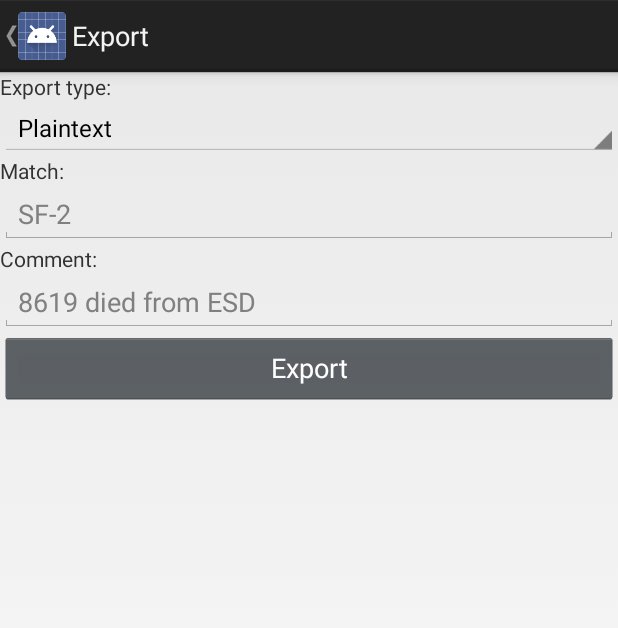
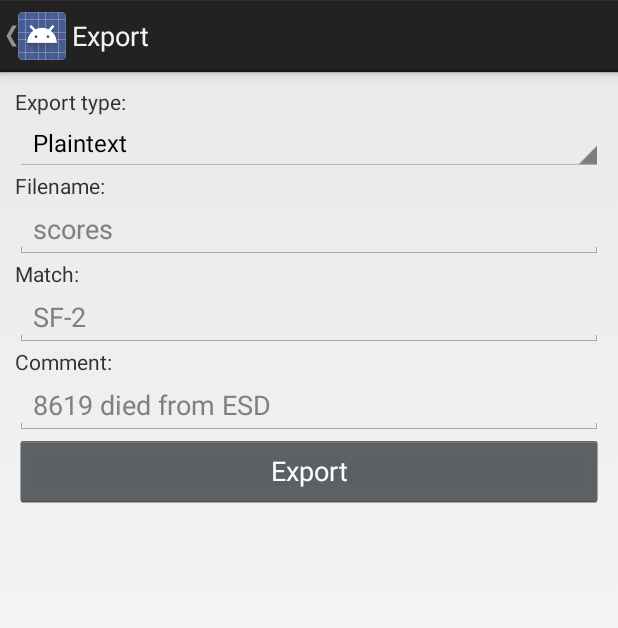
Before and after one commit to FROGbots-4634/Relic-Recovery-Scorer, an Android app: the ExportActivity screen opened directly, with no data from a screen before it, on a phone screen of 412 x 824 dp. Shown: the top 628 px of the screen. Run offline under Robolectric (Android 15) with nearby library versions, the phone set to English and light mode, and no system bars.

Commit message:
implement CSV new and plaintext export with export activity

```diff
--- /dev/null
+++ b/app/src/main/java/net/frogbots/relicrecoveryscorecalculator/backend/export/csv/CsvCommon.java
@@ -0,0 +1,5 @@
+package net.frogbots.relicrecoveryscorecalculator.backend.export.csv;
+
+public class CsvCommon
+{
+}
--- a/app/src/main/java/net/frogbots/relicrecoveryscorecalculator/ui/ExportActivity.java
+++ b/app/src/main/java/net/frogbots/relicrecoveryscorecalculator/ui/ExportActivity.java
@@ -9,14 +9,15 @@ import android.view.View;
 import android.widget.AdapterView;
 import android.widget.ArrayAdapter;
 import android.widget.Button;
+import android.widget.EditText;
 import android.widget.Spinner;
+import android.widget.TextView;
 import net.frogbots.relicrecoveryscorecalculator.R;
 import net.frogbots.relicrecoveryscorecalculator.backend.Scores;
 import net.frogbots.relicrecoveryscorecalculator.backend.export.Export;
 import net.frogbots.relicrecoveryscorecalculator.backend.export.ExportBundle;
 import net.frogbots.relicrecoveryscorecalculator.backend.export.ExportDirAdapter;
 import net.frogbots.relicrecoveryscorecalculator.backend.export.ExportType;
-
 import java.io.File;
 import java.io.IOException;
 
@@ -24,6 +25,11 @@ public class ExportActivity extends Activity
 {
     Spinner typeSpinner;
     ArrayAdapter<CharSequence> typeAdapter;
+
+    EditText commentTxtView;
+    EditText matchTxtView;
+    EditText filenameEditText;
+    TextView filenameHeader;
 
     ProgressDialog progressDialog;
     Button exportButton;
@@ -37,6 +43,10 @@ public class ExportActivity extends Activity
         super.onCreate(savedInstanceState);
         setContentView(R.layout.activity_export);
 
+        commentTxtView = (EditText) findViewById(R.id.commentTextView);
+        matchTxtView = (EditText) findViewById(R.id.matchTextView);
+        filenameEditText = (EditText) findViewById(R.id.filenameEditTet);
+        filenameHeader = (TextView) findViewById(R.id.filenameHeader);
         exportButton = (Button) findViewById(R.id.exportButton);
         typeSpinner = (Spinner) findViewById(R.id.typeSpinner);
         setupTypeSpinner();
@@ -60,10 +70,10 @@ public class ExportActivity extends Activity
                 ExportBundle bundle = new ExportBundle();
                 bundle.activity = ExportActivity.this;
                 bundle.exportType = exportType;
-                bundle.match = "Q-37";
-                bundle.comment = "8619 died from ESD";
+                bundle.match = matchTxtView.getText().toString();
+                bundle.comment = commentTxtView.getText().toString();
                 bundle.scores = scores;
-                bundle.filename = "hellu";
+                bundle.filename = filenameEditText.getText().toString();
 
                 Export.exportWithPermissionsWrapper(bundle);
             }
@@ -132,14 +142,22 @@ public class ExportActivity extends Activity
             {
                 if(pos == 0) //Plaintext
                 {
+                    handleFilenameVisibility(false);
                     exportType = ExportType.PLAINTEXT;
                 }
                 else if(pos == 1) //CSV
                 {
+                    handleFilenameVisibility(false);
+                    exportType = ExportType.CSVnew;
+                }
+                else if(pos == 2) //CSV add to existing
+                {
+                    handleFilenameVisibility(true);
                     exportType = ExportType.CSV;
                 }
-                else if(pos == 2) //Google sheets
+                else if(pos == 3) //Google sheets
                 {
+                    handleFilenameVisibility(false);
                     typeSpinner.setSelection(1);
                     exportType = ExportType.GOOGLE_SHEETS;
                 }
@@ -152,4 +170,18 @@ public class ExportActivity extends Activity
             }
         });
     }
+
+    private void handleFilenameVisibility(boolean b)
+    {
+        if(b)
+        {
+            filenameHeader.setVisibility(View.GONE);
+            filenameEditText.setVisibility(View.GONE);
+        }
+        else
+        {
+            filenameHeader.setVisibility(View.VISIBLE);
+            filenameEditText.setVisibility(View.VISIBLE);
+        }
+    }
 }
--- a/app/src/main/java/net/frogbots/relicrecoveryscorecalculator/ui/MainActivity.java
+++ b/app/src/main/java/net/frogbots/relicrecoveryscorecalculator/ui/MainActivity.java
@@ -807,10 +807,10 @@ public class MainActivity extends Activity
 
         else if (id == R.id.exportMenuItem)
         {
-            ExportScores.exportWithPermissionsWrapper(this);
-            /*Intent intent = new Intent(this, ExportActivity.class);
+            //ExportScores.exportWithPermissionsWrapper(this);
+            Intent intent = new Intent(this, ExportActivity.class);
             startActivity(intent);
-            return true;*/
+            return true;
         }
 
         else if (id == R.id.exitMenuItem)
--- a/app/src/main/res/layout/activity_export.xml
+++ b/app/src/main/res/layout/activity_export.xml
@@ -5,6 +5,7 @@
     xmlns:android="http://schemas.android.com/apk/res/android">
 
     <LinearLayout
+        android:layout_margin="10dp"
         android:layout_width="match_parent"
         android:layout_height="match_parent"
         android:orientation="vertical">
@@ -21,13 +22,26 @@
             android:layout_height="wrap_content"/>
 
         <TextView
+            android:id="@+id/filenameHeader"
+            android:layout_width="wrap_content"
+            android:layout_height="wrap_content"
+            android:text="Filename:"/>
+
+        <EditText
+            android:id="@+id/filenameEditTet"
+            android:layout_width="match_parent"
+            android:layout_height="wrap_content"
+            android:inputType="textMultiLine"
+            android:hint="scores"/>
+
+        <TextView
             android:id="@+id/textView4"
             android:layout_width="wrap_content"
             android:layout_height="wrap_content"
             android:text="Match:"/>
 
         <EditText
-            android:id="@+id/editText2"
+            android:id="@+id/matchTextView"
             android:layout_width="match_parent"
             android:layout_height="wrap_content"
             android:inputType="textMultiLine"
@@ -40,7 +54,7 @@
             android:text="Comment:"/>
 
         <EditText
-            android:id="@+id/editText"
+            android:id="@+id/commentTextView"
             android:layout_width="match_parent"
             android:layout_height="wrap_content"
             android:inputType="textMultiLine"
--- a/app/src/main/res/values/exportTypeSpinnerOptions.xml
+++ b/app/src/main/res/values/exportTypeSpinnerOptions.xml
@@ -2,7 +2,8 @@
 <resources>
     <string-array name="exportTypeOptions">
         <item>Plaintext</item>
-        <item>CSV</item>
+        <item>CSV (new)</item>
+        <item>CSV (add to existing)</item>
         <item>Google Sheets (coming soon)</item>
     </string-array>
 </resources>
```
Also changed, not shown: app/src/main/java/net/frogbots/relicrecoveryscorecalculator/backend/Utils.java (+45 -0 lines), app/src/main/java/net/frogbots/relicrecoveryscorecalculator/backend/export/Export.java (+7 -3 lines), app/src/main/java/net/frogbots/relicrecoveryscorecalculator/backend/export/PlaintextExport.java (+79 -0 lines), app/src/main/java/net/frogbots/relicrecoveryscorecalculator/backend/export/csv/CsvAddExport.java (added, +99 -0 lines), app/src/main/java/net/frogbots/relicrecoveryscorecalculator/backend/export/csv/CsvNewExport.java (added, +98 -0 lines).
